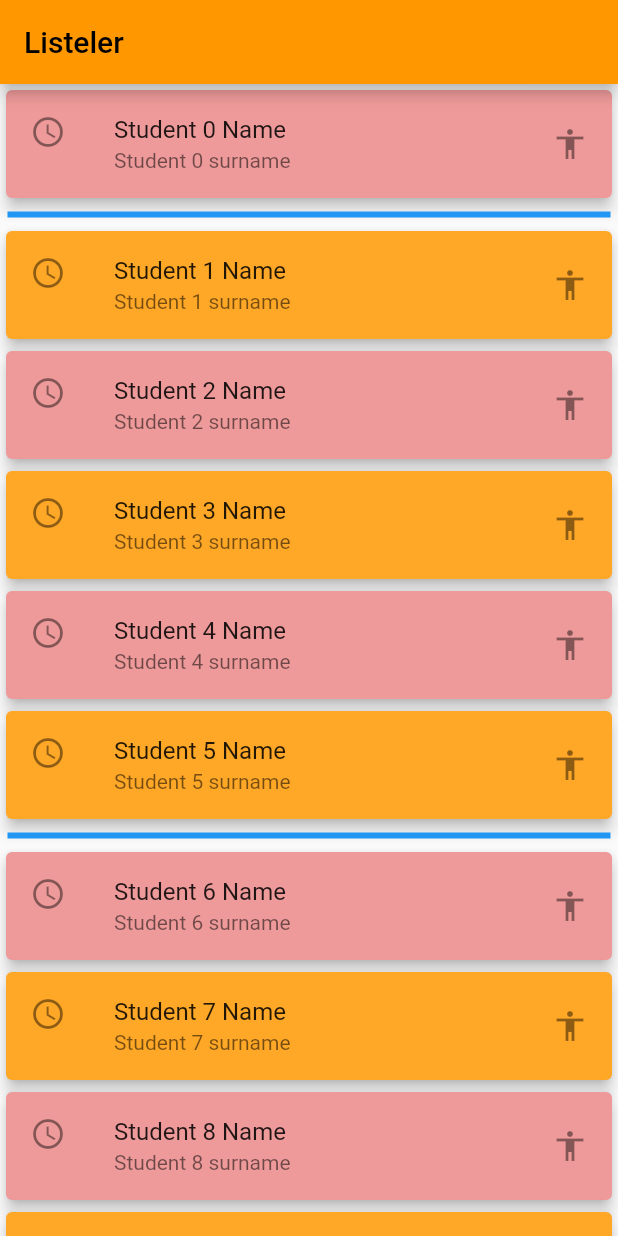
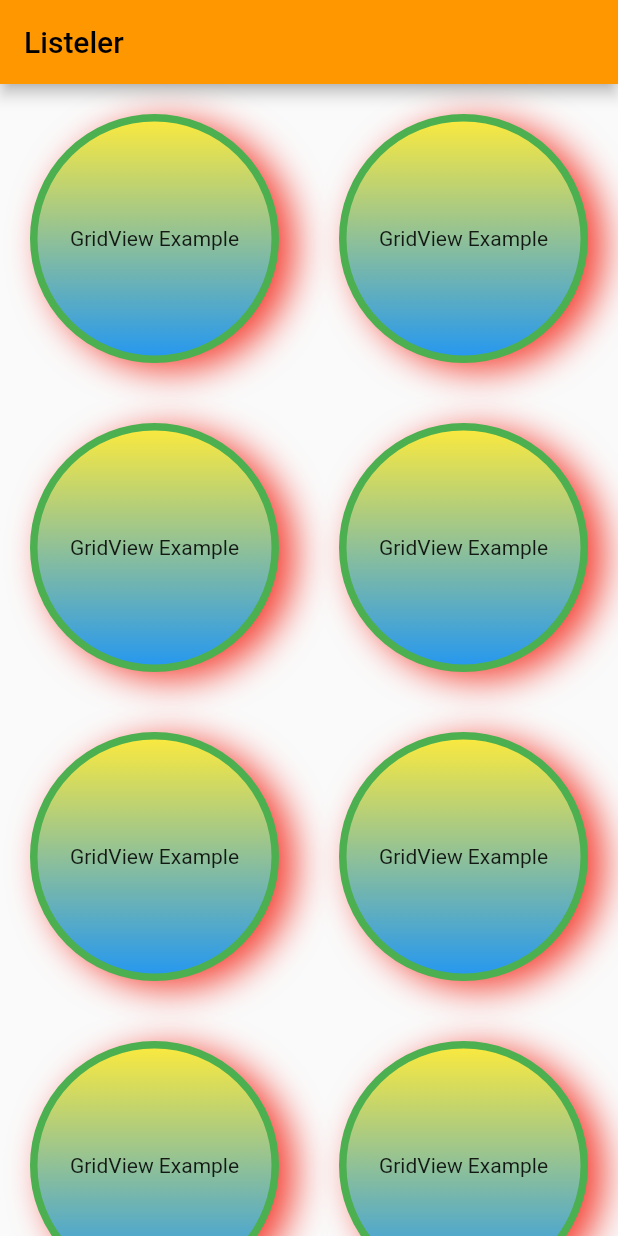
Before and after one commit to bilaloz/FlutterExample, a Flutter app: the screen it shows after launch, on a phone screen of 412 x 824 dp. Run offline on Flutter 3.47's test engine with Material 2 defaults, Android fonts, the phone set to English and light mode, and no system bars; our stand-ins replace fluttertoast.

Commit message:
Gridview Add .

```diff
--- /dev/null
+++ b/lib/listeler/gridview.dart
@@ -0,0 +1,76 @@
+import 'package:flutter/material.dart';
+
+class GridViewExample extends StatelessWidget {
+  @override
+  Widget build(BuildContext context) {
+    // TODO: implement build
+    return GridView.builder(
+      itemCount: 100,
+      gridDelegate:
+          SliverGridDelegateWithFixedCrossAxisCount(crossAxisCount: 2),
+      //kaçtane 1 satırda
+      itemBuilder: (BuildContext context, int index) {
+        return Container(
+            alignment: Alignment.center,
+            decoration: BoxDecoration(
+              border: Border.all(
+                  color: Colors.green, width: 5, style: BorderStyle.solid),
+              boxShadow: [
+                BoxShadow(
+                  color: Colors.red,
+                  offset: Offset(10.5, 5.0),
+                  blurRadius: 20
+                )
+              ],
+              shape: BoxShape.circle,
+              color: Colors.blue[100 * (index % 9)],
+              gradient: LinearGradient(
+                  colors: [Colors.yellow, Colors.blue],
+                  begin: Alignment.topCenter,
+                  end: Alignment.bottomCenter),
+            ),
+            //image: DecorationImage(image: AssetImage("assets/images/deneme.jpg")), images
+            //fit:Boxfit.contain vs.
+            margin: EdgeInsets.all(20),
+            child: Text("GridView Example", textAlign: TextAlign.center));
+      },
+    );
+  }
+}
+
+/*
+ return GridView.count(
+      crossAxisCount: 3,//1 tane satırda kaç tane  olacağı
+      scrollDirection: Axis.horizontal, // sütünda yatay sıralar
+      primary: false, //efect
+      padding: EdgeInsets.all(10),
+      crossAxisSpacing: 20,
+      //sütün arası boşluk
+      mainAxisSpacing: 40,
+      //satır arası boşlıluk
+      children: <Widget>[
+        Container(color: Colors.teal.shade200, child: Text("GridView Example",textAlign: TextAlign.center),),
+        Container(color: Colors.teal.shade200, child: Text("GridView Example",textAlign: TextAlign.center),),
+        Container(color: Colors.teal.shade200, child: Text("GridView Example",textAlign: TextAlign.center),),
+        Container(color: Colors.teal.shade200, child: Text("GridView Example",textAlign: TextAlign.center),)
+      ],
+    );
+ */
+/*
+return GridView.extent(
+      maxCrossAxisExtent: 100,//her bir elemana soldan sağa doğru 200 olur genişliği
+      scrollDirection: Axis.horizontal, // sütünda yatay sıralar
+      primary: false, //efect
+      padding: EdgeInsets.all(10),
+      crossAxisSpacing: 20,
+      //sütün arası boşluk
+      mainAxisSpacing: 40,
+      //satır arası boşlıluk
+      children: <Widget>[
+        Container(color: Colors.teal.shade200, child: Text("GridView Example",textAlign: TextAlign.center),),
+        Container(color: Colors.teal.shade200, child: Text("GridView Example",textAlign: TextAlign.center),),
+        Container(color: Colors.teal.shade200, child: Text("GridView Example",textAlign: TextAlign.center),),
+        Container(color: Colors.teal.shade200, child: Text("GridView Example",textAlign: TextAlign.center),)
+      ],
+    );
+ */
--- a/lib/main.dart
+++ b/lib/main.dart
@@ -1,4 +1,5 @@
 import 'package:flutter/material.dart';
+import 'package:flutter_example/listeler/gridview.dart';
 import 'package:flutter_example/listeler/list.dart';
 import 'package:flutter_example/listeler/list_type.dart';
 
@@ -11,7 +12,7 @@ void main() {
       appBar: AppBar(
         title: Text("Listeler",style:TextStyle(color: Colors.black),),
       ),
-      body: ListEtkin(),
+      body: GridViewExample(),
     ),
   ));
 }
--- a/pubspec.yaml
+++ b/pubspec.yaml
@@ -19,6 +19,8 @@ environment:
 dependencies:
   flutter:
     sdk: flutter
+  fluttertoast: ^3.0.4
+
 
   # The following adds the Cupertino Icons font to your application.
   # Use with the CupertinoIcons class for iOS style icons.
```
Also changed, not shown: lib/listeler/list_type.dart (+53 -2 lines), pubspec.lock, 6 other files.
